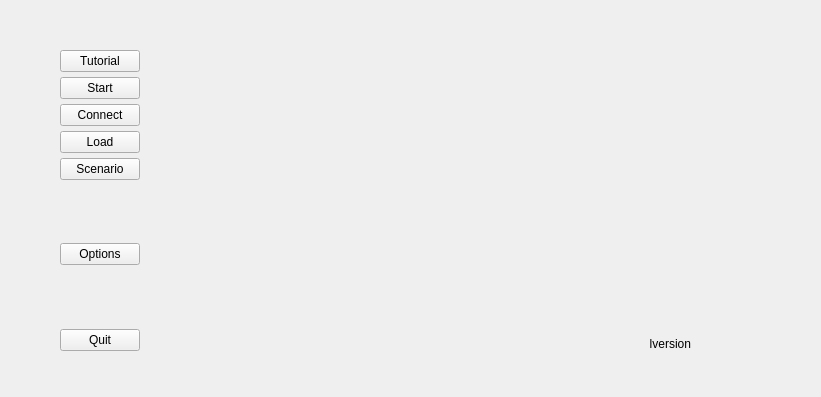
First picture: the form in client/page_main.ui, repository longturn/freeciv21, before the edit.
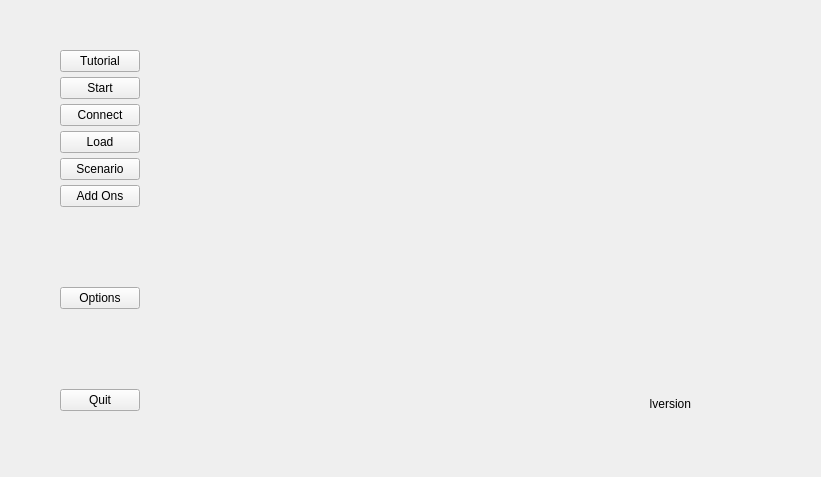
Second picture: the form after the edit.

Commit message: Add an Add Ons button to start screen that loads mp installer Closes #1366

Patch:
```diff
--- a/client/page_main.ui
+++ b/client/page_main.ui
@@ -7,7 +7,7 @@
     <x>0</x>
     <y>0</y>
     <width>821</width>
-    <height>397</height>
+    <height>477</height>
    </rect>
   </property>
   <property name="minimumSize">
@@ -25,7 +25,7 @@
      <x>50</x>
      <y>40</y>
      <width>651</width>
-     <height>321</height>
+     <height>381</height>
     </rect>
    </property>
    <layout class="QGridLayout" name="gridLayout">
@@ -95,29 +95,16 @@
      </widget>
     </item>
     <item row="6" column="0">
-     <widget class="QPushButton" name="boptions">
+     <widget class="QPushButton" name="baddon">
       <property name="text">
-       <string>Options</string>
+       <string>Add Ons</string>
       </property>
       <property name="main_pagebt" stdset="0">
        <bool>true</bool>
       </property>
      </widget>
     </item>
-    <item row="7" column="1">
-     <spacer name="horizontalSpacer">
-      <property name="orientation">
-       <enum>Qt::Horizontal</enum>
-      </property>
-      <property name="sizeHint" stdset="0">
-       <size>
-        <width>40</width>
-        <height>20</height>
-       </size>
-      </property>
-     </spacer>
-    </item>
-    <item row="6" column="0">
+    <item row="7" column="0">
      <spacer name="verticalSpacer">
       <property name="orientation">
        <enum>Qt::Vertical</enum>
@@ -130,7 +117,7 @@
       </property>
      </spacer>
     </item>
-    <item row="7" column="0">
+    <item row="8" column="0">
      <widget class="QPushButton" name="bquit">
       <property name="text">
        <string>Quit</string>
@@ -140,7 +127,20 @@
       </property>
      </widget>
     </item>
-    <item row="7" column="2">
+    <item row="8" column="1">
+     <spacer name="horizontalSpacer">
+      <property name="orientation">
+       <enum>Qt::Horizontal</enum>
+      </property>
+      <property name="sizeHint" stdset="0">
+       <size>
+        <width>40</width>
+        <height>20</height>
+       </size>
+      </property>
+     </spacer>
+    </item>
+    <item row="8" column="2">
      <widget class="QLabel" name="lversion">
       <property name="text">
        <string>lversion</string>
@@ -150,6 +150,16 @@
       </property>
      </widget>
     </item>
+    <item row="7" column="0">
+     <widget class="QPushButton" name="boptions">
+      <property name="text">
+       <string>Options</string>
+      </property>
+      <property name="main_pagebt" stdset="0">
+       <bool>true</bool>
+      </property>
+     </widget>
+    </item>
    </layout>
   </widget>
  </widget>
```
The commit also changes 3 other files.
